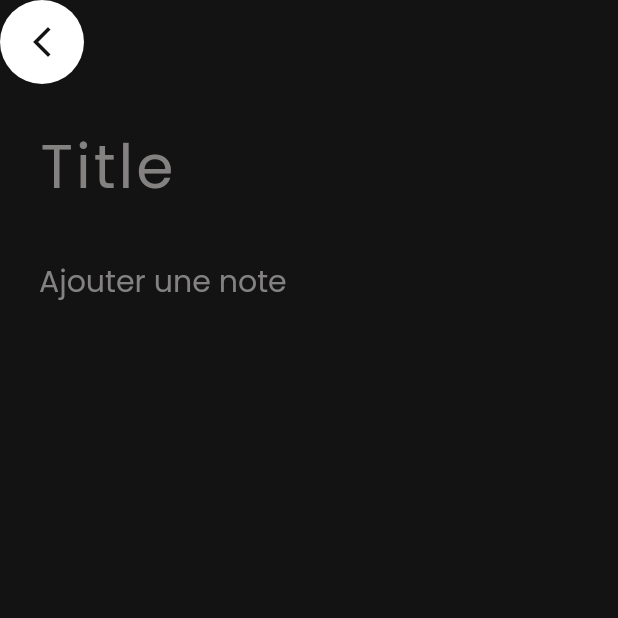
After one commit to PrinceLeBon/note_app, a Flutter app: the screen it shows after launch, after a tap on the "add" icon, on a phone screen of 412 x 824 dp, the top half of it. The commit adds this screen. Run offline on Flutter 3.47's test engine with Material 2 defaults, Android fonts, the phone set to English and light mode, and no system bars; our stand-ins replace google_fonts.

Commit message:
New Note Page

```diff
--- a/lib/presentation/screens/firstpage.dart
+++ b/lib/presentation/screens/firstpage.dart
@@ -18,10 +18,13 @@ class _FirstPageState extends State<FirstPage> {
       child: Padding(
         padding: const EdgeInsets.all(12),
         child: Column(
+          mainAxisAlignment: MainAxisAlignment.start,
+          crossAxisAlignment: CrossAxisAlignment.start,
           children: [
             const GoogleText(
               text: "My Notes",
               fontSize: 50,
+              fontWeight: true,
             ),
             Container(
               height: 10,
--- a/lib/presentation/screens/homepage.dart
+++ b/lib/presentation/screens/homepage.dart
@@ -1,5 +1,6 @@
 import 'package:flutter/material.dart';
 import 'package:note_app/presentation/screens/firstpage.dart';
+import 'package:note_app/presentation/screens/new_note.dart';
 import 'package:note_app/presentation/widgets/google_text.dart';
 import '../../utils/constants.dart';
 
@@ -30,7 +31,11 @@ class _MyHomePageState extends State<MyHomePage> {
       body: const FirstPage(),
       floatingActionButton: FloatingActionButton(
         backgroundColor: whiteColor,
-        onPressed: null,
+        onPressed: () {
+          Navigator.of(context).push(MaterialPageRoute(builder: (context) {
+            return const NewNote();
+          }));
+        },
         child: Icon(
           Icons.add,
           color: blackColor,
--- /dev/null
+++ b/lib/presentation/screens/new_note.dart
@@ -0,0 +1,53 @@
+import 'package:flutter/material.dart';
+import 'package:google_fonts/google_fonts.dart';
+import 'package:note_app/presentation/widgets/custom_text_field.dart';
+import 'package:note_app/utils/constants.dart';
+
+class NewNote extends StatefulWidget {
+  const NewNote({super.key});
+
+  @override
+  State<NewNote> createState() => _NewNoteState();
+}
+
+class _NewNoteState extends State<NewNote> {
+  final TextEditingController titleController = TextEditingController();
+  final TextEditingController noteController = TextEditingController();
+
+  @override
+  Widget build(BuildContext context) {
+    return Scaffold(
+      appBar: AppBar(
+        leading: CircleAvatar(
+          backgroundColor: whiteColor,
+          child: Icon(
+            Icons.arrow_back_ios_new,
+            color: blackColor,
+          ),
+        ),
+        elevation: 0,
+      ),
+      body: Padding(
+        padding: const EdgeInsets.all(10),
+        child: SingleChildScrollView(
+          child: Column(
+            children: [
+              CustomTextField(
+                controller: titleController,
+                size: 40,
+                hintText: "Title",
+                letterSpacing: true,
+              ),
+              CustomTextField(
+                controller: noteController,
+                size: 20,
+                hintText: "Ajouter une note",
+                letterSpacing: false,
+              ),
+            ],
+          ),
+        ),
+      ),
+    );
+  }
+}
--- /dev/null
+++ b/lib/presentation/widgets/custom_text_field.dart
@@ -0,0 +1,51 @@
+import 'package:flutter/material.dart';
+import 'package:google_fonts/google_fonts.dart';
+import '../../utils/constants.dart';
+
+class CustomTextField extends StatelessWidget {
+  final TextEditingController controller;
+  final double size;
+  final String hintText;
+  final bool letterSpacing;
+
+  const CustomTextField(
+      {super.key,
+      required this.controller,
+      required this.size,
+      required this.hintText,
+      required this.letterSpacing});
+
+  @override
+  Widget build(BuildContext context) {
+    return TextFormField(
+      keyboardType: TextInputType.multiline,
+      maxLines: null,
+      cursorColor: whiteColor,
+      controller: controller,
+      minLines: 1,
+      style: GoogleFonts.poppins(
+        fontWeight: FontWeight.w400,
+        fontSize: size,
+        color: whiteColor,
+      ),
+      decoration: InputDecoration(
+        hintText: hintText,
+        hintStyle: GoogleFonts.poppins(
+          fontWeight: FontWeight.w400,
+          letterSpacing: letterSpacing ? 2 : null,
+          fontSize: size,
+          color: const Color(0xff848181),
+        ),
+        contentPadding: const EdgeInsets.only(
+          top: 15.5,
+          right: 13.65,
+          bottom: 15.5,
+          left: 16.0,
+        ),
+        border: const OutlineInputBorder(
+          borderSide: BorderSide.none,
+        ),
+      ),
+    );
+  }
+}
--- a/lib/presentation/widgets/hashtags.dart
+++ b/lib/presentation/widgets/hashtags.dart
@@ -1,5 +1,6 @@
 import 'package:flutter/material.dart';
 import 'package:note_app/presentation/widgets/google_text.dart';
+import 'package:note_app/utils/constants.dart';
 
 class Hashtags extends StatelessWidget {
   final String label;
@@ -8,6 +9,12 @@ class Hashtags extends StatelessWidget {
 
   @override
   Widget build(BuildContext context) {
-    return Chip(label: GoogleText(text: "# $label"));
+    return Padding(
+      padding: const EdgeInsets.only(right: 12),
+      child: Chip(
+        label: GoogleText(text: "#$label"),
+        backgroundColor: whiteColor,
+      ),
+    );
   }
 }
--- a/lib/presentation/widgets/note.dart
+++ b/lib/presentation/widgets/note.dart
@@ -10,7 +10,7 @@ class Note extends StatelessWidget {
   @override
   Widget build(BuildContext context) {
     return Padding(
-      padding: const EdgeInsets.all(10),
+      padding: const EdgeInsets.only(top: 10, bottom: 10),
       child: Container(
         decoration: BoxDecoration(
           color: Colors.pink[200],
```
